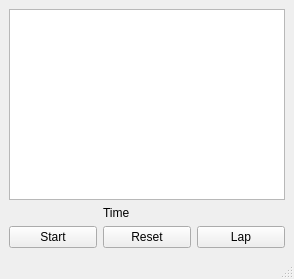
This is TOPIC - Cross-platform development with QT/Slots and signals/01/mainwindow.ui in Smoladen/Netology-homeworks as Qt 5 draws it before an edit. The edited form follows.
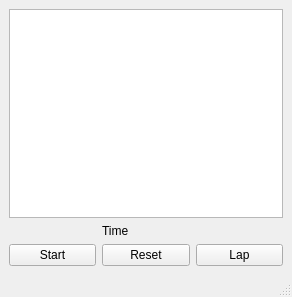
This is the edited form.

Diff of the .ui file:
```diff
--- a/TOPIC - Cross-platform development with QT/Slots and signals/01/mainwindow.ui
+++ b/TOPIC - Cross-platform development with QT/Slots and signals/01/mainwindow.ui
@@ -6,8 +6,8 @@
    <rect>
     <x>0</x>
     <y>0</y>
-    <width>294</width>
-    <height>279</height>
+    <width>292</width>
+    <height>297</height>
    </rect>
   </property>
   <property name="windowTitle">
```
Left out of the diff: 4 changed lines with no effect on the pictures.
